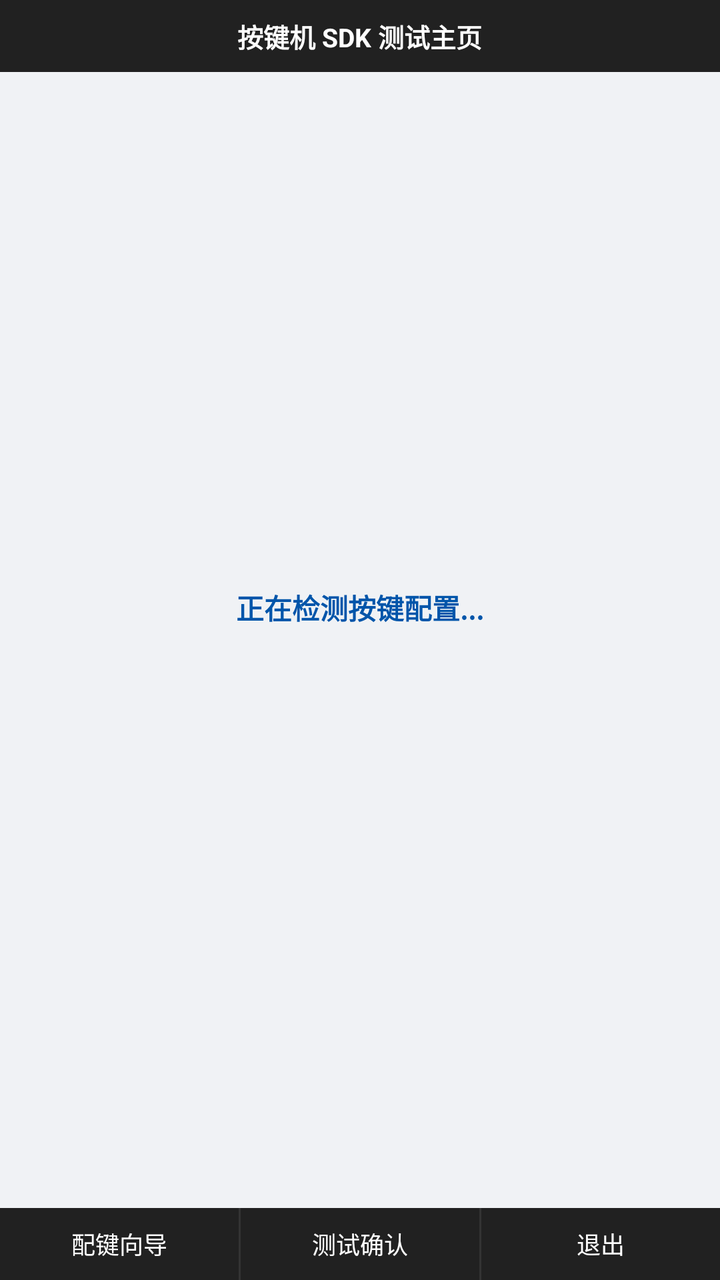
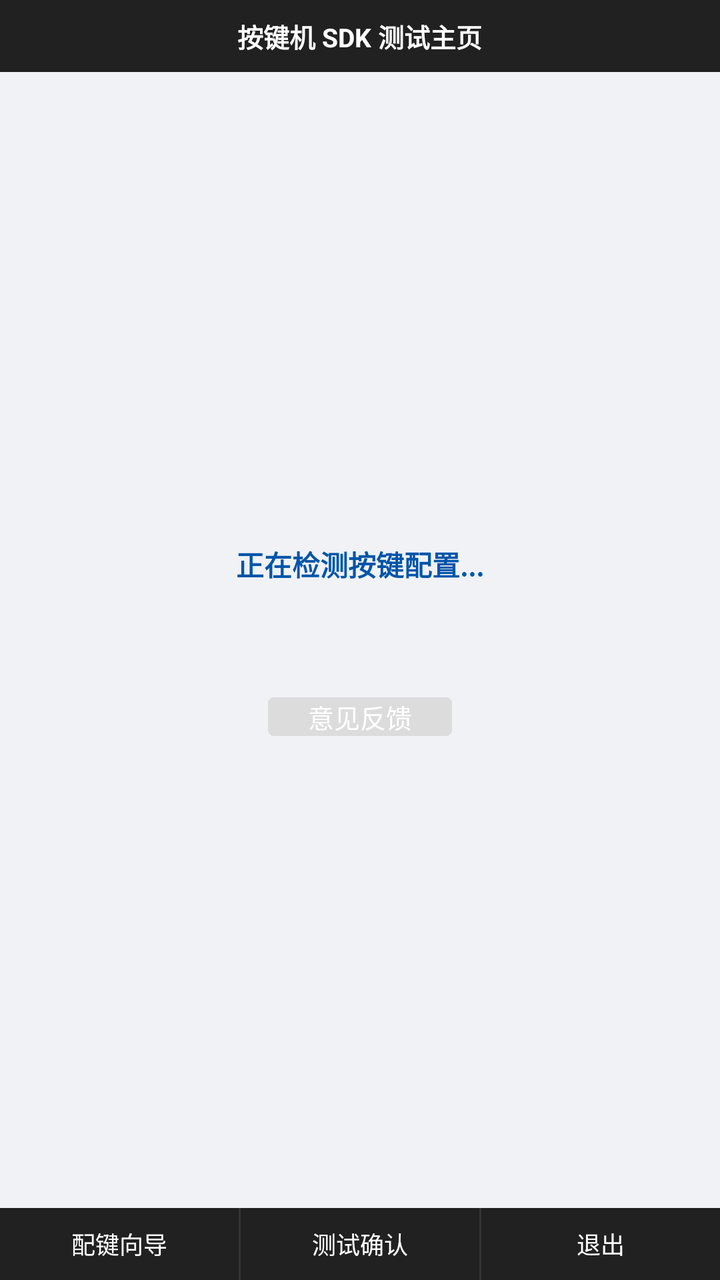

Screens rendered from an Android XML layout before and after an edit, with the pre-edit source and the edit as a unified diff.
<!-- AndroidManifest.xml: application theme Theme.NokiaKeyCore -->
<!-- res/layout/activity_sample_main.xml -->
<?xml version="1.0" encoding="utf-8"?>
<LinearLayout xmlns:android="http://schemas.android.com/apk/res/android"
    android:layout_width="match_parent"
    android:layout_height="match_parent"
    android:background="#F0F2F5"
    android:orientation="vertical">

    
    <LinearLayout
        android:layout_width="match_parent"
        android:layout_height="36dp"
        android:background="#212121"
        android:gravity="center"
        android:paddingLeft="12dp"
        android:paddingRight="12dp">

        <TextView
            android:layout_width="wrap_content"
            android:layout_height="wrap_content"
            android:text="按键机 SDK 测试主页"
            android:textColor="#FFFFFF"
            android:textSize="13sp"
            android:textStyle="bold" />
    </LinearLayout>

    
    <LinearLayout
        android:layout_width="match_parent"
        android:layout_height="0dp"
        android:layout_weight="1"
        android:gravity="center"
        android:orientation="vertical"
        android:padding="16dp">

        <TextView
            android:id="@+id/tvStatus"
            android:layout_width="wrap_content"
            android:layout_height="wrap_content"
            android:text="正在检测按键配置..."
            android:textColor="#0055AA"
            android:textSize="14sp"
            android:textStyle="bold" />

        <TextView
            android:id="@+id/tvKeyInfo"
            android:layout_width="wrap_content"
            android:layout_height="wrap_content"
            android:layout_marginTop="16dp"
            android:gravity="center"
            android:lineSpacingExtra="3dp"
            android:textColor="#333333"
            android:textSize="12sp" />

    </LinearLayout>

    
    <LinearLayout
        android:layout_width="match_parent"
        android:layout_height="36dp"
        android:background="#212121"
        android:orientation="horizontal">

        <TextView
            android:id="@+id/btnWizard"
            android:layout_width="0dp"
            android:layout_height="match_parent"
            android:layout_weight="1"
            android:background="?attr/selectableItemBackground"
            android:clickable="true"
            android:focusable="false"
            android:gravity="center"
            android:text="配键向导"
            android:textColor="#FFFFFF"
            android:textSize="12sp" />

        <View
            android:layout_width="1dp"
            android:layout_height="match_parent"
            android:background="#333333" />

        <TextView
            android:id="@+id/btnTestSelect"
            android:layout_width="0dp"
            android:layout_height="match_parent"
            android:layout_weight="1"
            android:background="?attr/selectableItemBackground"
            android:clickable="true"
            android:focusable="false"
            android:gravity="center"
            android:text="测试确认"
            android:textColor="#FFFFFF"
            android:textSize="12sp" />

        <View
            android:layout_width="1dp"
            android:layout_height="match_parent"
            android:background="#333333" />

        <TextView
            android:id="@+id/btnExit"
            android:layout_width="0dp"
            android:layout_height="match_parent"
            android:layout_weight="1"
            android:background="?attr/selectableItemBackground"
            android:clickable="true"
            android:focusable="false"
            android:gravity="center"
            android:text="退出"
            android:textColor="#FFFFFF"
            android:textSize="12sp" />

    </LinearLayout>

</LinearLayout>
<!-- resources referenced by this layout -->
<resources>
  <style name="Theme.NokiaKeyCore" parent="Theme.AppCompat.NoActionBar">
          <item name="android:windowNoTitle">true</item>
          <item name="android:windowFullscreen">true</item>
          <item name="android:windowBackground">@color/nokia_content_bg</item>
          <item name="android:textColor">@color/nokia_content_text</item>
      </style>
  <color name="nokia_content_bg">#E8E8E8</color>
  <color name="nokia_content_text">#000000</color>
</resources>

<!-- the commit's change to res/layout/activity_sample_main.xml (unified diff, before → after) -->
@@ -50,6 +50,21 @@
             android:lineSpacingExtra="3dp"
             android:textColor="#333333"
             android:textSize="12sp" />
+
+        <TextView
+            android:id="@+id/btnFeedback"
+            android:layout_width="wrap_content"
+            android:layout_height="wrap_content"
+            android:layout_marginTop="24dp"
+            android:background="@drawable/bg_button"
+            android:clickable="true"
+            android:focusable="true"
+            android:gravity="center"
+            android:paddingLeft="20dp"
+            android:paddingRight="20dp"
+            android:text="意见反馈"
+            android:textColor="#FFFFFF"
+            android:textSize="13sp" />
 
     </LinearLayout>
 
<!-- resource entries referenced after the edit -->
@@ -1,11 +1,29 @@
 <!-- resources referenced by this layout -->
 <resources>
+  <!-- drawable bg_button (drawable) -->
+  <?xml version="1.0" encoding="utf-8"?>
+  <selector xmlns:android="http://schemas.android.com/apk/res/android">
+      <item android:state_pressed="true">
+          <shape>
+              <solid android:color="@color/btn_bg_pressed"/>
+              <corners android:radius="3dp"/>
+          </shape>
+      </item>
+      <item>
+          <shape>
+              <solid android:color="@color/btn_bg_normal"/>
+              <corners android:radius="3dp"/>
+          </shape>
+      </item>
+  </selector>
   <style name="Theme.NokiaKeyCore" parent="Theme.AppCompat.NoActionBar">
           <item name="android:windowNoTitle">true</item>
           <item name="android:windowFullscreen">true</item>
           <item name="android:windowBackground">@color/nokia_content_bg</item>
           <item name="android:textColor">@color/nokia_content_text</item>
       </style>
+  <color name="btn_bg_pressed">#BDBDBD</color>
+  <color name="btn_bg_normal">#DCDCDC</color>
   <color name="nokia_content_bg">#E8E8E8</color>
   <color name="nokia_content_text">#000000</color>
 </resources>
